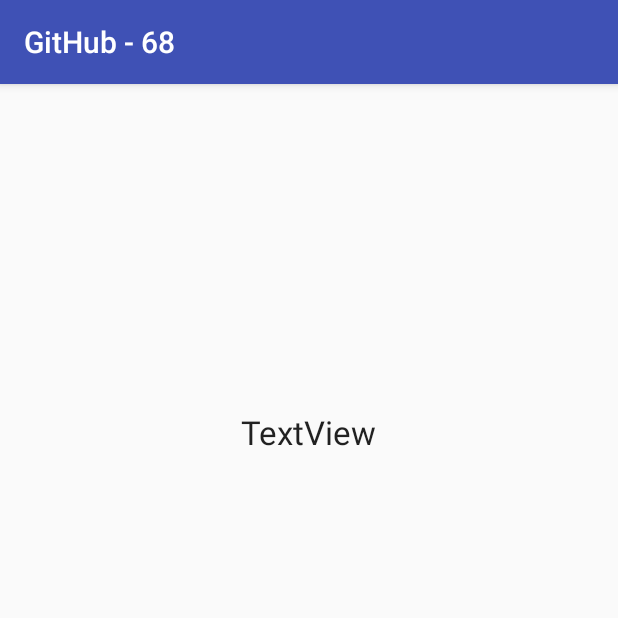
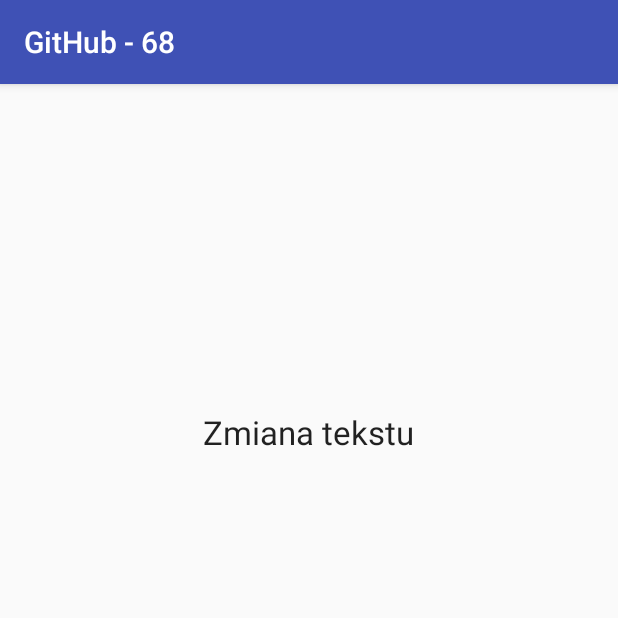
Before and after one commit to pawelmiron/GitHub-68, an Android app: the screen it shows after launch (MainActivity), on a phone screen of 412 x 824 dp, the top half of it. Run offline under Robolectric (Android 15) with nearby library versions, the phone set to English and light mode, and no system bars.

Commit message:
Change the label text

```diff
--- a/app/src/main/res/layout/activity_main.xml
+++ b/app/src/main/res/layout/activity_main.xml
@@ -11,7 +11,7 @@
     tools:context="com.miron.pawel.github_68.MainActivity">
 
     <TextView
-        android:text="TextView"
+        android:text="@string/zmiana_tekstu"
         android:layout_width="wrap_content"
         android:layout_height="wrap_content"
         android:layout_alignParentTop="true"
--- a/app/src/main/res/values/strings.xml
+++ b/app/src/main/res/values/strings.xml
@@ -1,3 +1,4 @@
 <resources>
     <string name="app_name">GitHub - 68</string>
+    <string name="zmiana_tekstu">Zmiana tekstu</string>
 </resources>
```
